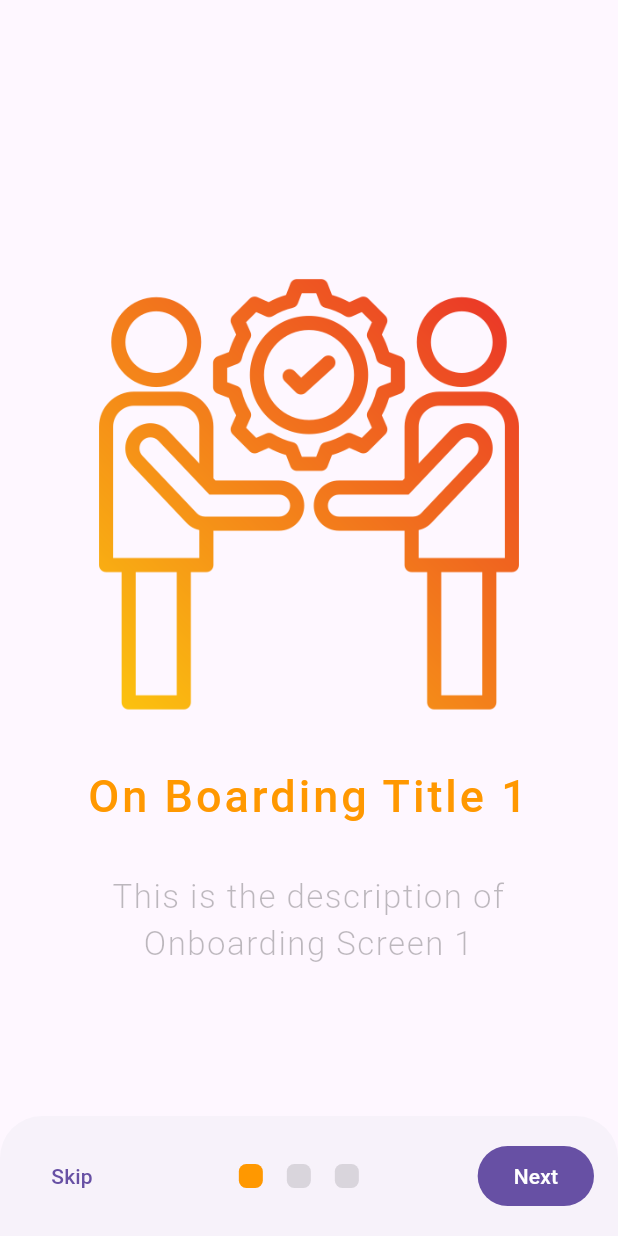
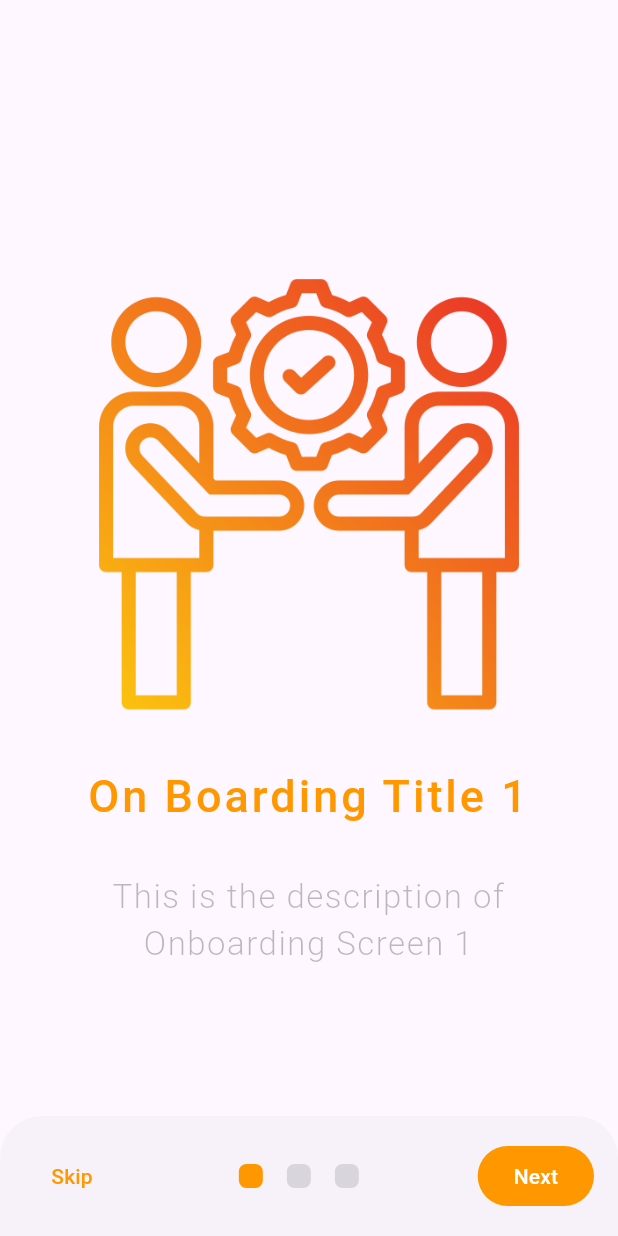
Before and after one commit to Ratndeep1999/third_onboarding_screen, a Flutter app: the screen it shows after launch, on a phone screen of 412 x 824 dp. Run offline on Flutter 3.47's test engine with Material 3 defaults, Android fonts, the phone set to English and light mode, and no system bars; drawn by our look-alikes of smooth_page_indicator.

Commit message:
onboarding_screen.dart: BottomMenuWidget() widget add and values pass to namedParameters.

```diff
--- a/lib/onboarding/screen/onboarding_screen.dart
+++ b/lib/onboarding/screen/onboarding_screen.dart
@@ -1,6 +1,6 @@
 import 'package:flutter/material.dart';
-import 'package:smooth_page_indicator/smooth_page_indicator.dart';
 import 'package:third_onboarding_screen/onboarding/data/onboarding_data.dart';
+import 'package:third_onboarding_screen/onboarding/widgets/bottom_menu_widget.dart';
 import 'package:third_onboarding_screen/onboarding/widgets/onboarding_data_widget.dart';
 
 class OnboardingScreen extends StatefulWidget {
@@ -17,41 +17,25 @@ class _OnboardingScreenState extends State<OnboardingScreen> {
   @override
   Widget build(BuildContext context) {
     return Scaffold(
-      bottomSheet: Padding(
-        padding: const EdgeInsets.symmetric(vertical: 16.0, horizontal: 16.0),
-        child: Row(
-          mainAxisAlignment: MainAxisAlignment.spaceBetween,
-          children: [
-            /// Skip Button
-            TextButton(onPressed: () {}, child: Text("Skip")),
+      /// Bottom Menu Widget (Skip, Dot Indicator and Next)
+      bottomSheet: BottomMenuWidget(
+        pageController: _pageController,
+        onSkipPress: () => debugPrint("Skip"),
+        onNextPress: () => debugPrint("Next"),
+        onDotClicked: (index) => debugPrint("Index: $index"),
+        isLastPage: ((_pageIndex + 1) == onboardingData.length),
+      ),
 
-            /// Dot Indicator
-            SmoothPageIndicator(
-              controller: _pageController,
-              count: onboardingData.length,
-              onDotClicked: (index) => debugPrint("Index: $index"),
-              effect: const SwapEffect(
-                type: SwapType.yRotation,
-                dotHeight: 16,
-                dotWidth: 16,
-                activeDotColor: Colors.orange,
-                dotColor: Colors.black12,
-                radius: 5.0,
-                spacing: 16,
-                strokeWidth: 2.0,
-              ),
-            ),
-
-            /// Button
-            FilledButton(onPressed: () {}, child: Text("Next")),
-          ],
-        ),
-      ),
+      /// Onboarding Data Widget
       body: OnboardingDataWidget(
         pageIndex: _pageIndex,
         pageController: _pageController,
-        onPageChanged: (index) => debugPrint("Index: $index"),
+        onPageChanged: (index) => setState(() => _pageIndex = index),
       ),
     );
   }
+
+  // Skip Press
+  // Dot Press
+  // Next Press
 }
```
